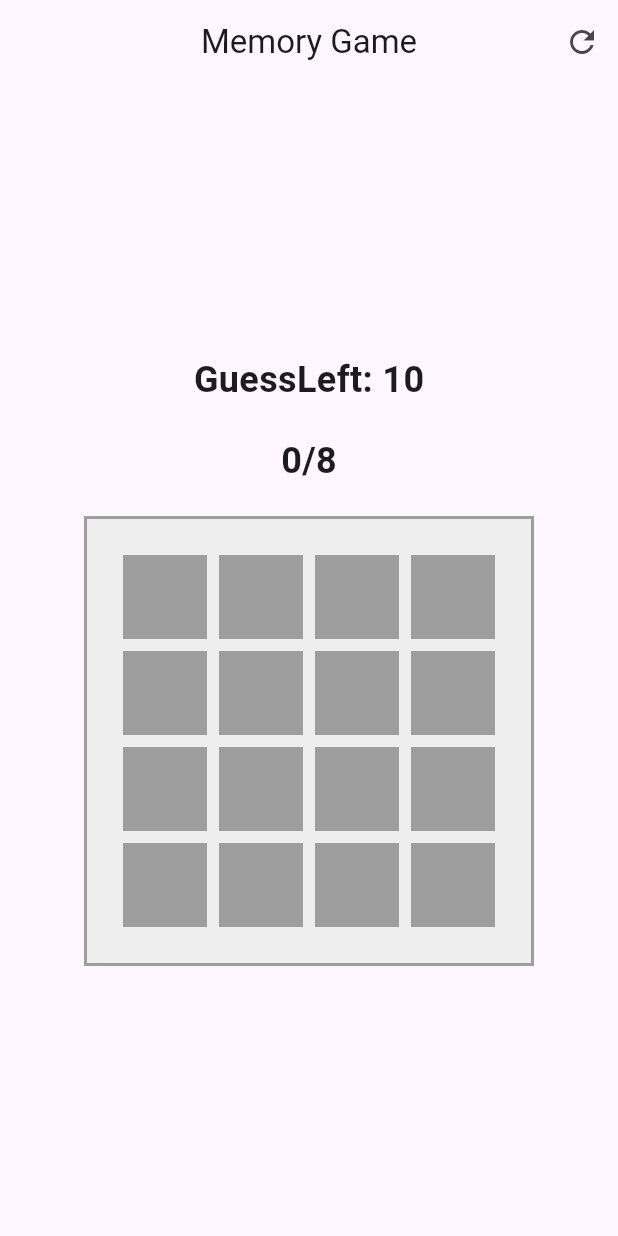
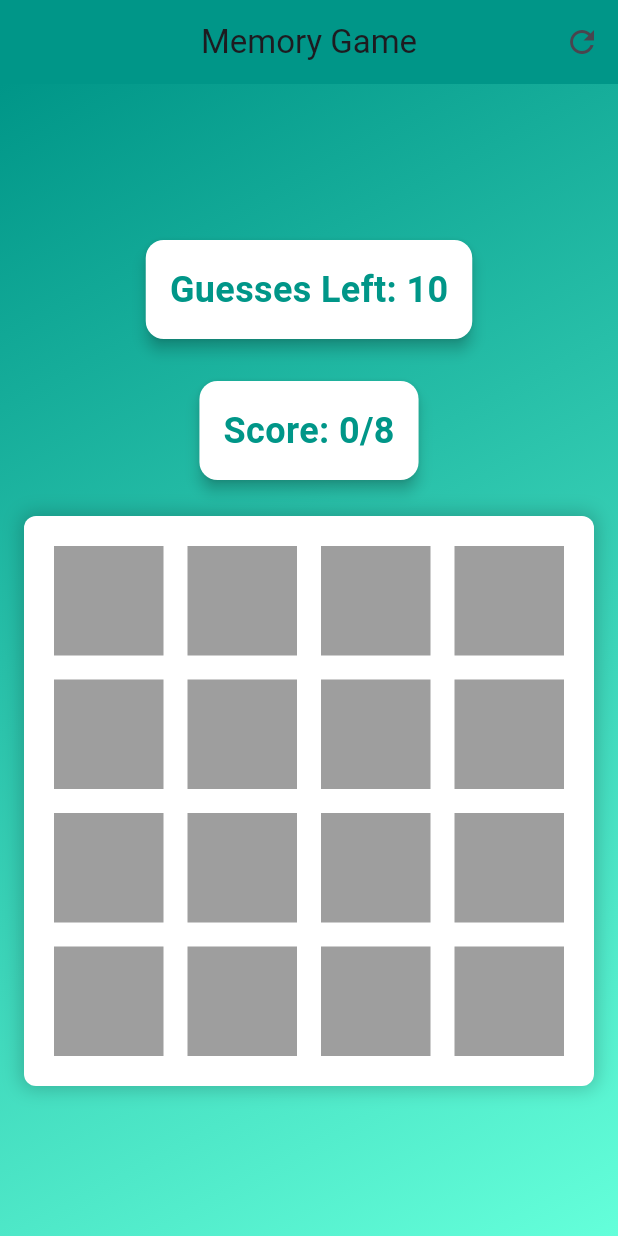
Before and after one commit to 1FarZ1/Just-Memorize, a Flutter app: the screen it shows after launch, on a phone screen of 412 x 824 dp. Run offline on Flutter 3.47's test engine with Material 3 defaults, Android fonts, the phone set to English and light mode, and no system bars; our stand-ins replace flutter_riverpod.

```diff
--- a/lib/main.dart
+++ b/lib/main.dart
@@ -5,4 +5,6 @@ import 'app.dart';
 
 void main() {
   runApp(const ProviderScope(child: MemoryApp()));
+
+
 }
--- a/lib/presentation/main/main_view.dart
+++ b/lib/presentation/main/main_view.dart
@@ -2,9 +2,9 @@ import 'package:flutter/material.dart';
 import 'package:flutter/widgets.dart';
 import 'package:flutter_riverpod/flutter_riverpod.dart';
 
-import 'card_widget.dart';
-import 'game_controller.dart';
-import 'game_controller_state.dart';
+import 'widgets/card_widget.dart';
+import 'state/game_controller.dart';
+import 'state/game_controller_state.dart';
 
 class MainView extends ConsumerWidget {
   const MainView({super.key});
@@ -21,7 +21,7 @@ class MainView extends ConsumerWidget {
             context: context,
             builder: (context) {
               return AlertDialog(
-                title: const Text('You Lost ! '),
+                title: const Text('You Lost!'),
                 content: Text(
                     'Your score is ${next.score}/${next.tiles.length ~/ 2}'),
                 actions: [
@@ -43,7 +43,7 @@ class MainView extends ConsumerWidget {
             context: context,
             builder: (context) {
               return AlertDialog(
-                title: const Text('You Won ! '),
+                title: const Text('You Won!'),
                 content: Text(
                     'Your score is ${next.score}/${next.tiles.length ~/ 2}'),
                 actions: [
@@ -74,45 +74,75 @@ class MainView extends ConsumerWidget {
           ),
         ],
         centerTitle: true,
+        backgroundColor: Colors.teal,
       ),
-      body: SizedBox(
-        width: double.infinity,
+      body: Container(
+        padding: const EdgeInsets.all(16),
+        decoration: const BoxDecoration(
+          gradient: LinearGradient(
+            colors: [Colors.teal, Colors.tealAccent],
+            begin: Alignment.topLeft,
+            end: Alignment.bottomRight,
+          ),
+        ),
         child: Column(
           mainAxisAlignment: MainAxisAlignment.center,
           children: [
-            //guess count
-            Text(
-              'GuessLeft: ${10 - gameState.guessCount}',
+            // Guess count
+            Card(
+              color: Colors.white,
+              elevation: 4,
+              child: Padding(
+                padding: const EdgeInsets.all(16),
+                child: Text(
+                  'Guesses Left: ${10 - gameState.guessCount}',
                   style: const TextStyle(
                     fontSize: 24,
                     fontWeight: FontWeight.bold,
+                    color: Colors.teal,
+                  ),
+                ),
               ),
             ),
             const SizedBox(height: 20),
-            Text(
-              '${gameState.score}/${gameState.tiles.length ~/ 2}',
+            // Score
+            Card(
+              color: Colors.white,
+              elevation: 4,
+              child: Padding(
+                padding: const EdgeInsets.all(16),
+                child: Text(
+                  'Score: ${gameState.score}/${gameState.tiles.length ~/ 2}',
                   style: const TextStyle(
                     fontSize: 24,
                     fontWeight: FontWeight.bold,
+                    color: Colors.teal,
                   ),
                 ),
-            const SizedBox(
-              height: 20,
               ),
-            Container(
-              height: 300,
-              width: 300,
-              padding: const EdgeInsets.all(20),
+            ),
+            const SizedBox(height: 20),
+            // Game grid
+            ConstrainedBox(
+              constraints: const BoxConstraints(maxHeight: 380),
+              child: Container(
+                padding: const EdgeInsets.all(16),
                 decoration: BoxDecoration(
-                color: Colors.grey[200],
-                border: Border.all(
-                  color: Colors.grey,
-                  width: 2,
+                  color: Colors.white,
+                  borderRadius: BorderRadius.circular(8),
+                  boxShadow: [
+                    BoxShadow(
+                      color: Colors.black.withOpacity(0.2),
+                      blurRadius: 10,
+                      spreadRadius: 2,
                     ),
+                  ],
                 ),
                 child: GridView.builder(
                   gridDelegate: const SliverGridDelegateWithFixedCrossAxisCount(
                     crossAxisCount: 4,
+                    mainAxisSpacing: 8,
+                    crossAxisSpacing: 8,
                   ),
                   itemCount: gameState.tiles.length,
                   itemBuilder: (context, index) {
@@ -120,10 +150,13 @@ class MainView extends ConsumerWidget {
                       text: gameState.tiles[index].text,
                       canShow: !gameState.tiles[index].isHidden,
                       onTap: () {
-                      ref.read(gameControllerProvider.notifier).flipTile(index);
+                        ref
+                            .read(gameControllerProvider.notifier)
+                            .flipTile(index);
                       },
                     );
                   },
+                ),
               ),
             ),
           ],
--- a/lib/presentation/main/game_controller.dart
+++ b/lib/presentation/main/state/game_controller.dart
@@ -1,7 +1,7 @@
 import 'package:flutter_riverpod/flutter_riverpod.dart';
 
 import 'game_controller_state.dart';
-import 'grid_tile.dart';
+import '../widgets/grid_tile.dart';
 
 final gameControllerProvider =
     StateNotifierProvider<GameController, GameControllerState>((ref) {
--- a/lib/presentation/main/game_controller_state.dart
+++ b/lib/presentation/main/state/game_controller_state.dart
@@ -1,4 +1,4 @@
-import 'grid_tile.dart';
+import '../widgets/grid_tile.dart';
 
 class GameControllerState {
   final List<GridTile> tiles;
```
Also changed, not shown: lib/presentation/main/widgets/card_widget.dart (renamed from lib/presentation/main/card_widget.dart), lib/presentation/main/widgets/grid_tile.dart (renamed from lib/presentation/main/grid_tile.dart), 1 other file. Lines whose indentation alone changed are shown as unchanged.
